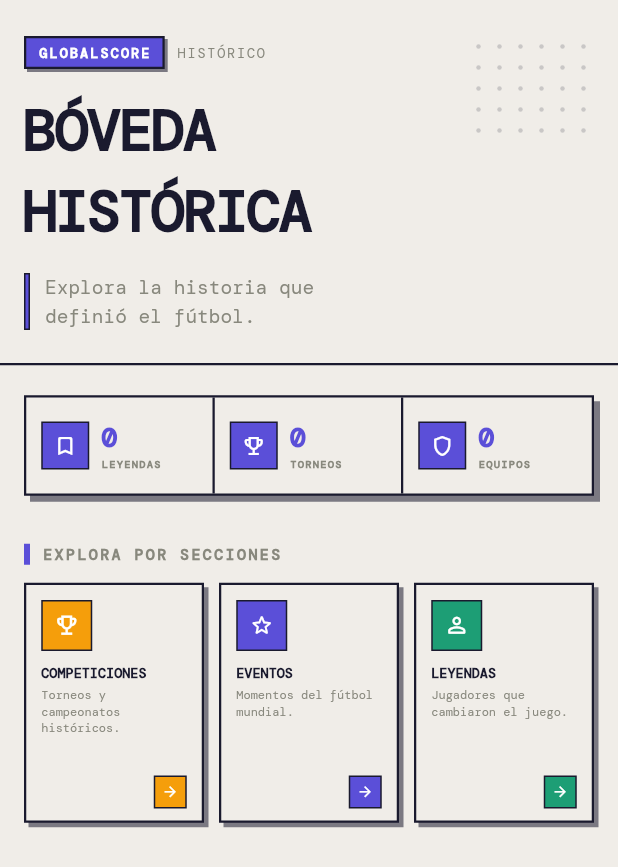
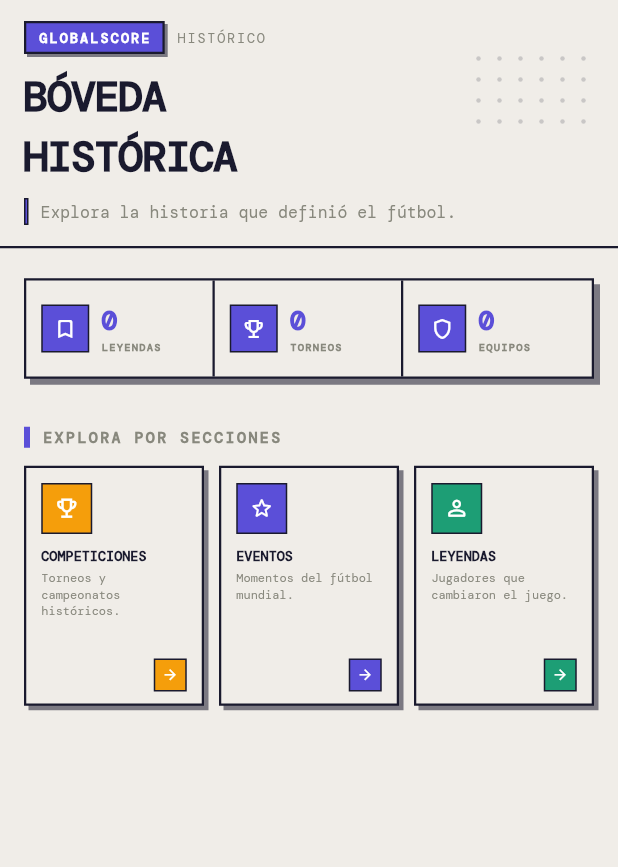
Before and after one commit to jsebasvgg7/globalscore_app, a Flutter app: the HistoryVaultPage screen opened directly, on a phone screen of 412 x 824 dp. Shown: the top 867 px of the screen. Run offline on Flutter 3.47's test engine with Material 3 defaults, Android fonts, the phone set to English and light mode, and no system bars; our stand-ins replace cached_network_image, flutter_riverpod, go_router, google_fonts, image_picker, supabase_flutter; accounts and stored records are empty; network calls fail.

Commit message:
v1.16 - History

```diff
--- a/lib/features/history/presentation/pages/history_vault_page.dart
+++ b/lib/features/history/presentation/pages/history_vault_page.dart
@@ -146,7 +146,7 @@ class _HeroHeader extends StatelessWidget {
   @override
   Widget build(BuildContext context) {
     return Container(
-      padding: const EdgeInsets.fromLTRB(16, 24, 16, 22),
+      padding: const EdgeInsets.fromLTRB(16, 14, 16, 14),
       decoration: BoxDecoration(
         color: _kBg,
         border: Border(bottom: BorderSide(color: _kBorder, width: 1.5)),
@@ -156,8 +156,8 @@ class _HeroHeader extends StatelessWidget {
           // Dot grid decorativo (esquina superior derecha)
           Positioned(
             right: 0,
-            top: 0,
-            child: _DotGrid(cols: 6, rows: 5),
+            top: 18,
+            child: _DotGrid(cols: 6, rows: 4),
           ),
 
           Column(
@@ -178,32 +178,30 @@ class _HeroHeader extends StatelessWidget {
                   Text('HISTÓRICO', style: _mono(size: 9, color: _kMuted, letterSpacing: 1.2)),
                 ],
               ),
-              const SizedBox(height: 14),
+              const SizedBox(height: 8),
 
-              // Título grande
+              // Título grande — una línea, fuente reducida
               Text(
                 'BÓVEDA\nHISTÓRICA',
-                style: _mono(size: 38, weight: FontWeight.w900, letterSpacing: -1.5),
+                style: _mono(size: 28, weight: FontWeight.w900, letterSpacing: -1.0),
               ),
-              const SizedBox(height: 14),
+              const SizedBox(height: 8),
 
-              // Subtítulo con barra izquierda
+              // Subtítulo con barra izquierda — una línea
               Row(
                 children: [
                   Container(
-                    width: 4,
-                    height: 38,
+                    width: 3,
+                    height: 18,
                     decoration: BoxDecoration(
                       color: _kAccent,
                       border: Border.all(color: _kBorder, width: 1),
                     ),
                   ),
-                  const SizedBox(width: 10),
-                  Expanded(
-                    child: Text(
-                      'Explora la historia que\ndefinió el fútbol.',
-                      style: _mono(size: 13, color: _kMuted),
-                    ),
+                  const SizedBox(width: 8),
+                  Text(
+                    'Explora la historia que definió el fútbol.',
+                    style: _mono(size: 11, color: _kMuted),
                   ),
                 ],
               ),
```
